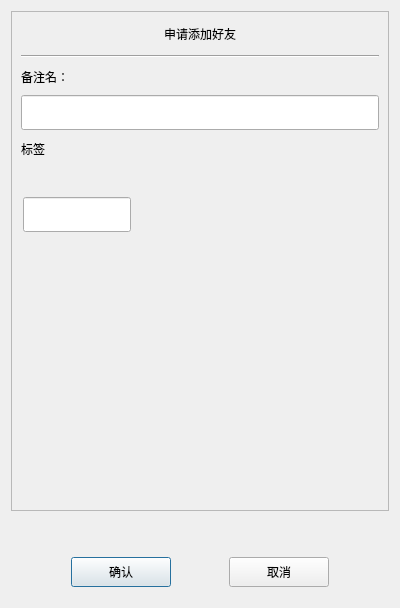
The window that hyhchat/authenfriend.ui (huangyuhan64/wechat) describes before a commit, drawn with Qt 5.
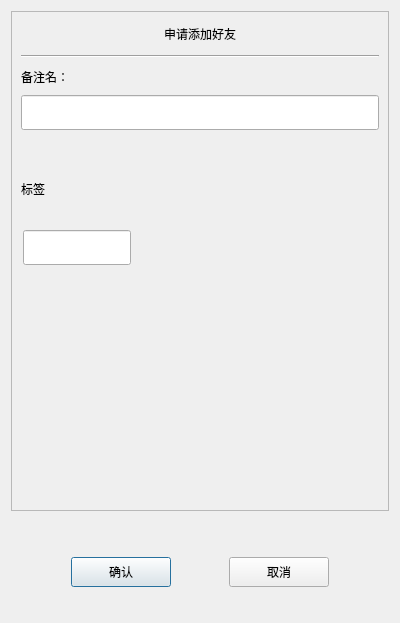
The same window after the commit. Custom widgets are drawn as their Qt base class.

```diff
--- a/hyhchat/authenfriend.ui
+++ b/hyhchat/authenfriend.ui
@@ -7,7 +7,7 @@
     <x>0</x>
     <y>0</y>
     <width>400</width>
-    <height>606</height>
+    <height>623</height>
    </rect>
   </property>
   <property name="windowTitle">
@@ -111,6 +111,22 @@
             </property>
            </widget>
           </item>
+          <item>
+           <spacer name="verticalSpacer_3">
+            <property name="orientation">
+             <enum>Qt::Vertical</enum>
+            </property>
+            <property name="sizeType">
+             <enum>QSizePolicy::Fixed</enum>
+            </property>
+            <property name="sizeHint" stdset="0">
+             <size>
+              <width>20</width>
+              <height>40</height>
+             </size>
+            </property>
+           </spacer>
+          </item>
           <item>
            <widget class="QLabel" name="label_3">
             <property name="minimumSize">
```
